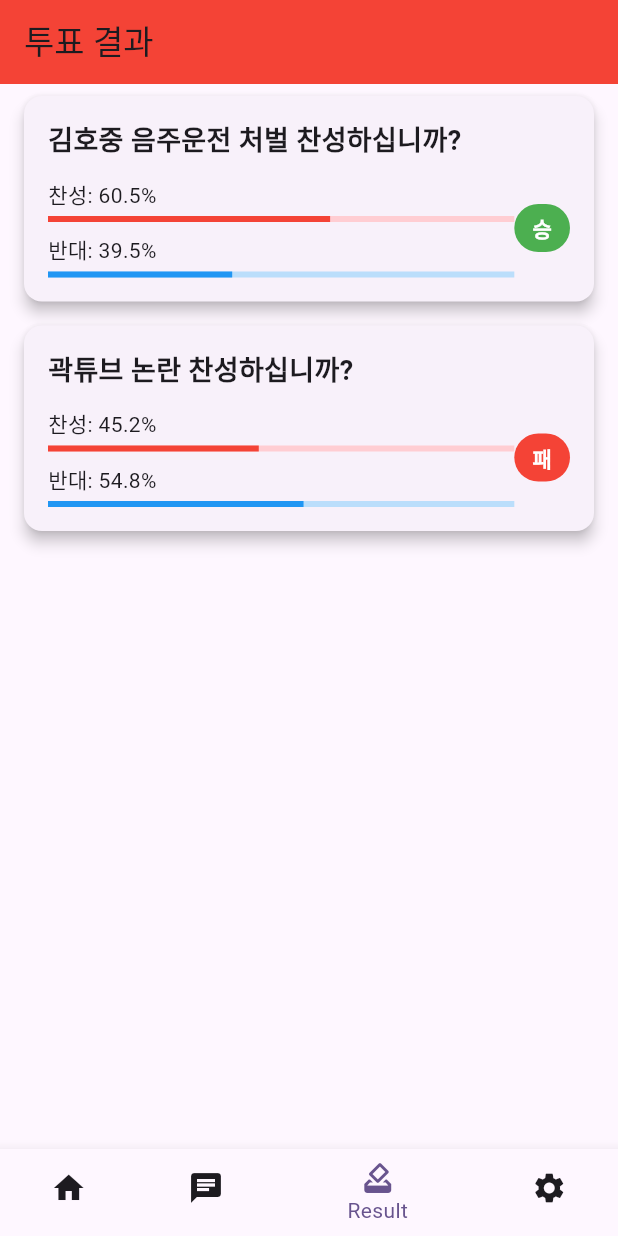
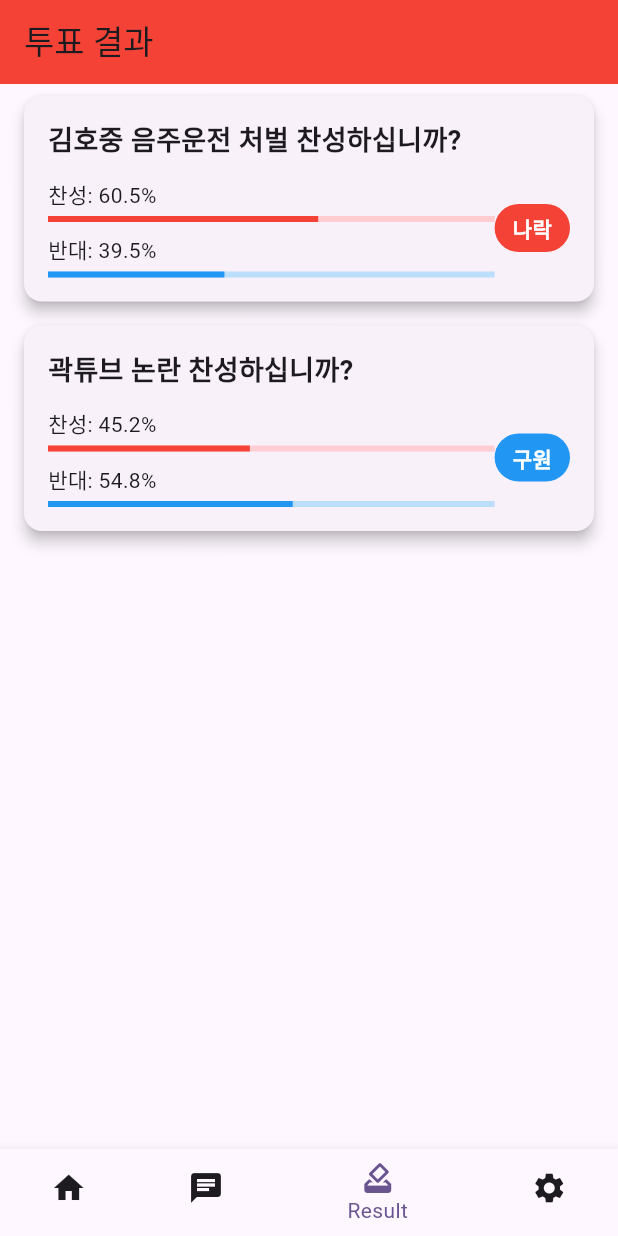
Before and after one commit to jhdo-dev/elice-2nd-updown, a Flutter app: the screen it shows after launch, on a phone screen of 412 x 824 dp. Run offline on Flutter 3.47's test engine with Material 3 defaults, Android fonts, the phone set to English and light mode, and no system bars; our stand-ins replace firebase_auth, firebase_core, flutter_riverpod, flutter_screenutil, freezed_annotation, go_router and 3 more; accounts and stored records are empty; generated files the repository leaves out were written again.

Commit message:
머지작업

```diff
--- a/lib/src/view/result/result_view.dart
+++ b/lib/src/view/result/result_view.dart
@@ -106,11 +106,11 @@ class VoteResultCard extends StatelessWidget {
     return Container(
       padding: const EdgeInsets.symmetric(horizontal: 12, vertical: 6),
       decoration: BoxDecoration(
-        color: isWinner ? Colors.green : Colors.red,
+        color: isWinner ? Colors.red : Colors.blue,
         borderRadius: BorderRadius.circular(20),
       ),
       child: Text(
-        isWinner ? '승' : '패',
+        isWinner ? '나락' : '구원',
         style:
             const TextStyle(color: Colors.white, fontWeight: FontWeight.bold),
       ),
```
